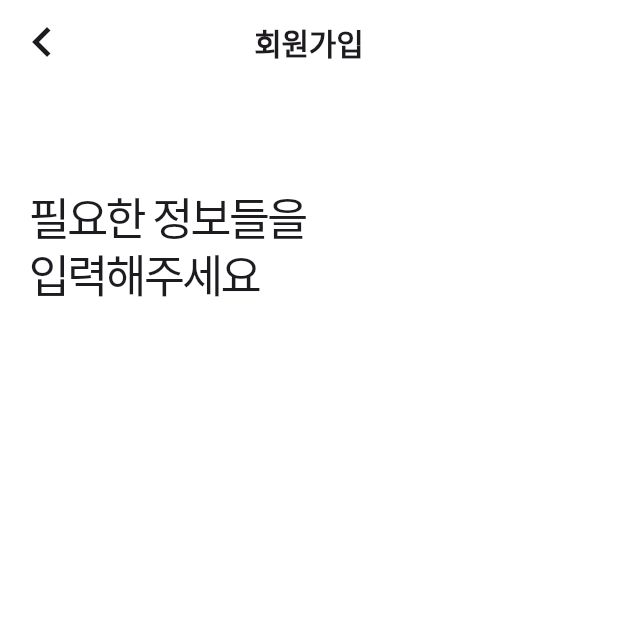
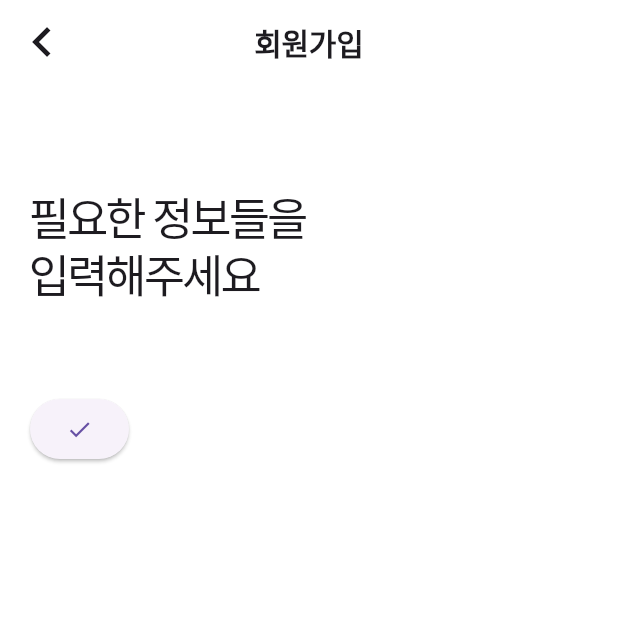
Before and after one commit to walkfit/WalkFit-Flutter, a Flutter app: the Joinpage screen opened directly, on a phone screen of 412 x 824 dp, the top half of it. Run offline on Flutter 3.47's test engine with Material 3 defaults, Android fonts, the phone set to English and light mode, and no system bars; our stand-ins replace flutter_svg.

Commit message:
:construction: JoinPage

```diff
--- a/lib/joinPage.dart
+++ b/lib/joinPage.dart
@@ -1,6 +1,7 @@
 import 'package:flutter/material.dart';
 import 'package:walkfit/startPage.dart';
 import 'package:flutter_svg/flutter_svg.dart';
+import 'package:walkfit/widgets/appBarWidget.dart';
 
 class Joinpage extends StatelessWidget {
   const Joinpage({super.key});
@@ -8,39 +9,17 @@ class Joinpage extends StatelessWidget {
   @override
   Widget build(BuildContext context) {
     return Scaffold(
-      appBar: AppBar(
-        backgroundColor: Colors.white,
-        leading: IconButton(
-          onPressed: () {
-            Navigator.push(
-              context,
-              MaterialPageRoute(
-                builder: (context) => const StartPage(),
-              ),
-            );
-          },
-          icon: const Icon(
-            Icons.navigate_before,
-            size: 40,
-          ),
-        ),
-        title: const Text(
-          '회원가입',
-          style: TextStyle(
-            fontWeight: FontWeight.w600,
-            fontSize: 20,
-            height: 0.07,
-            letterSpacing: -0.2,
-          ),
-        ),
-        centerTitle: true,
+      appBar: const PreferredSize(
+        preferredSize: Size.fromHeight(56),
+        child: AppBarWidget(appBarTitle: '회원가입'),
       ),
       body: Container(
-        margin: const EdgeInsets.only(left: 20),
-        child: const Column(
+        margin: const EdgeInsets.symmetric(horizontal: 20),
+        child: Column(
+          crossAxisAlignment: CrossAxisAlignment.start,
           children: [
-            SizedBox(height: 70),
-            Text(
+            const SizedBox(height: 70),
+            const Text(
               '필요한 정보들을\n입력해주세요',
               style: TextStyle(
                 fontSize: 30,
@@ -49,7 +28,12 @@ class Joinpage extends StatelessWidget {
                 letterSpacing: -2,
               ),
             ),
-            SizedBox(height: 62),
+            const SizedBox(height: 62),
+            Row(
+              children: [
+                ElevatedButton(onPressed: () {}, child: const Icon(Icons.check))
+              ],
+            )
           ],
         ),
       ),
--- a/lib/main.dart
+++ b/lib/main.dart
@@ -20,7 +20,7 @@ class MyApp extends StatelessWidget {
         scaffoldBackgroundColor: Colors.white,
         primaryColor: const Color.fromRGBO(33, 47, 131, 1),
       ),
-      home: const EmailLoginPage(),
+      home: const Joinpage(),
     );
   }
 }
```
